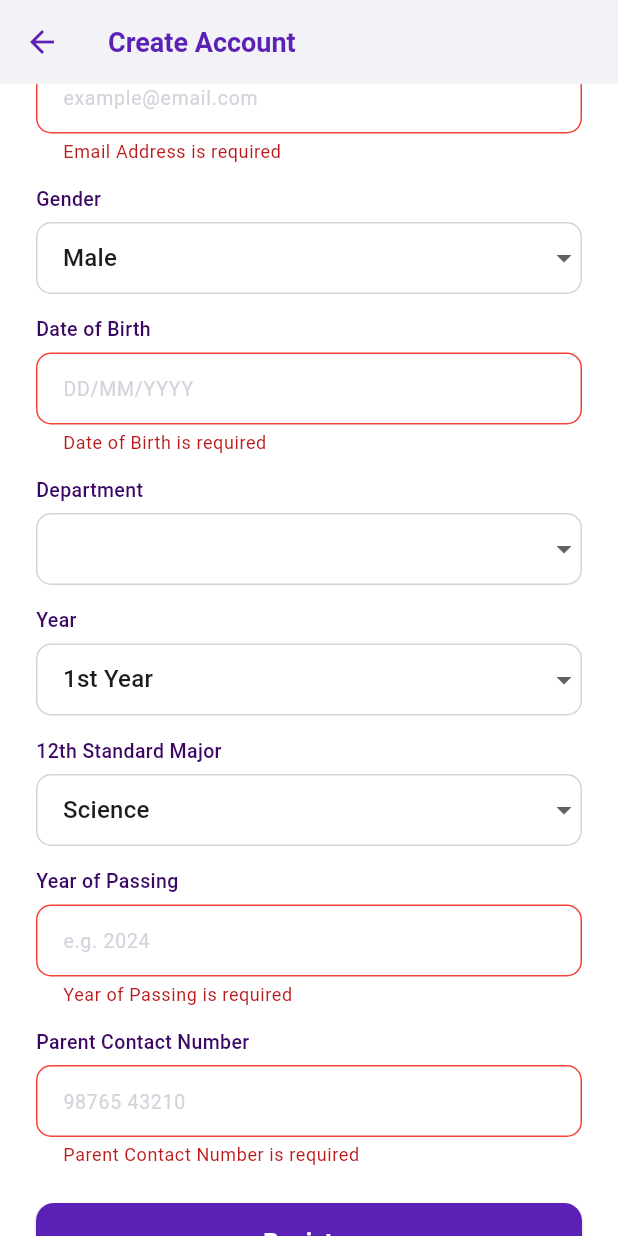
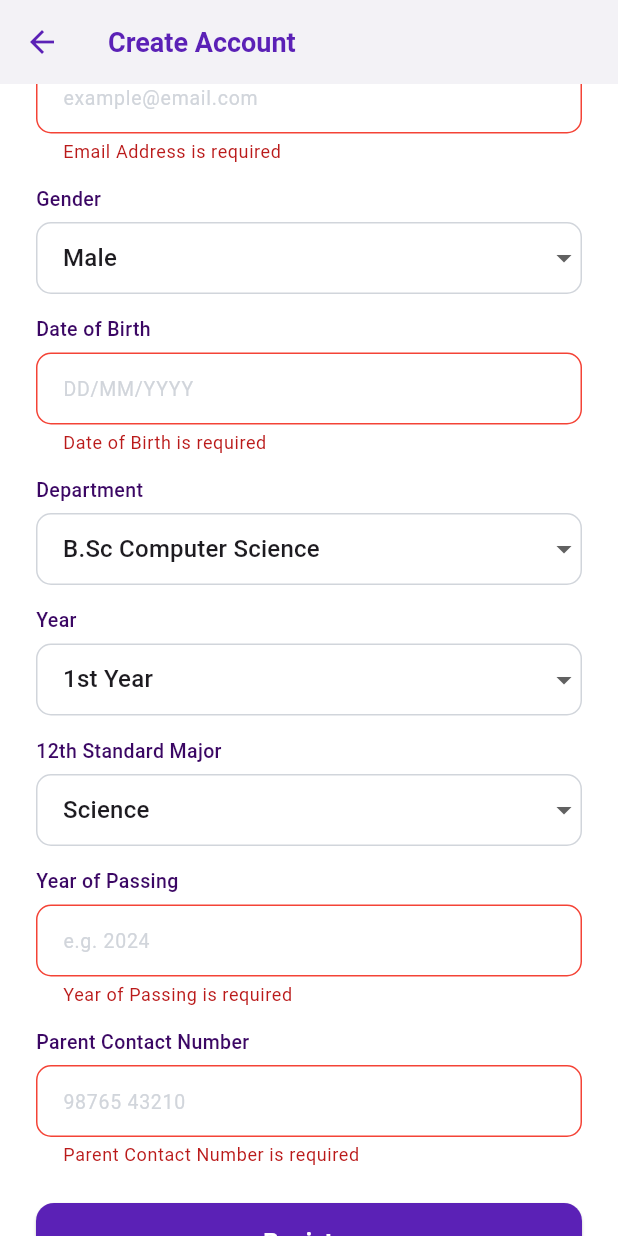
Before and after one commit to muhammedfahim438-ctrl/unipath, a Flutter app: the RegisterScreen screen opened directly, scrolled down 330 dp, after a tap on "Register", on a phone screen of 412 x 824 dp. Run offline on Flutter 3.47's test engine with Material 3 defaults, Android fonts, the phone set to English and light mode, and no system bars; our stand-ins replace cloud_firestore, firebase_auth, firebase_core, shared_preferences; accounts and stored records are empty.

Commit message:
Auth flow complete - Register, Login, OTP, Profile, Departments updated

```diff
--- a/lib/screens/register_screen.dart
+++ b/lib/screens/register_screen.dart
@@ -19,13 +19,12 @@ class _RegisterScreenState extends State<RegisterScreen> {
   final _yearOfPassingController = TextEditingController();
 
   String _selectedGender = 'Male';
-  String _selectedDepartment = 'Computer Science';
+  String _selectedDepartment = 'B.Sc Computer Science';
   String _selectedYear = '1st Year';
   String _selected12thMajor = 'Science';
   bool _isLoading = false;
 
   final List<String> _genders = ['Male', 'Female', 'Other'];
-
 
   final List<String> _departments = [
     // School of Commerce
@@ -72,9 +71,11 @@ final List<String> _departments = [
     'B.A English Literature',
     'Master of Social Work',
   ];
+
   final List<String> _years = [
     '1st Year', '2nd Year', '3rd Year', '4th Year'
   ];
+
   final List<String> _majors = [
     'Science', 'Commerce', 'Arts', 'Vocational'
   ];
@@ -95,18 +96,17 @@ final List<String> _departments = [
     setState(() => _isLoading = true);
 
     try {
-      // Check duplicate mobile
       final exists = await AuthService.isMobileRegistered(
           _phoneController.text.trim());
       if (exists) {
         if (mounted) {
           setState(() => _isLoading = false);
-          _showError('This mobile number is already registered! Please login.');
+          _showError(
+              'This mobile number is already registered! Please login.');
         }
         return;
       }
 
-      // Register student
       await AuthService.registerStudent(
         mobile: _phoneController.text.trim(),
         name: _nameController.text.trim(),
@@ -122,7 +122,29 @@ final List<String> _departments = [
 
       if (mounted) {
         setState(() => _isLoading = false);
-        // Show success then go to login
+        _showSuccessDialog();
+      }
+    } catch (e) {
+      if (mounted) {
+        setState(() => _isLoading = false);
+        _showError(e.toString().replaceAll('Exception: ', ''));
+      }
+    }
+  }
+
+  void _showError(String message) {
+    ScaffoldMessenger.of(context).showSnackBar(
+      SnackBar(
+        content: Text(message),
+        backgroundColor: Colors.red,
+        behavior: SnackBarBehavior.floating,
+        shape: RoundedRectangleBorder(
+            borderRadius: BorderRadius.circular(10)),
+      ),
+    );
+  }
+
+  void _showSuccessDialog() {
     showDialog(
       context: context,
       barrierDismissible: false,
@@ -164,13 +186,15 @@ final List<String> _departments = [
                   Navigator.pushReplacement(
                     context,
                     MaterialPageRoute(
-                            builder: (context) => const LoginScreen()),
+                        builder: (context) =>
+                            const LoginScreen()),
                   );
                 },
                 style: ElevatedButton.styleFrom(
                   backgroundColor: const Color(0xFF5B21B6),
                   shape: RoundedRectangleBorder(
-                          borderRadius: BorderRadius.circular(10)),
+                      borderRadius:
+                          BorderRadius.circular(10)),
                 ),
                 child: const Text('Go to Login',
                     style: TextStyle(color: Colors.white)),
@@ -178,25 +202,6 @@ final List<String> _departments = [
             )
           ],
         ),
-          ),
-        );
-      }
-    } catch (e) {
-      if (mounted) {
-        setState(() => _isLoading = false);
-        _showError(e.toString().replaceAll('Exception: ', ''));
-      }
-    }
-  }
-
-  void _showError(String message) {
-    ScaffoldMessenger.of(context).showSnackBar(
-      SnackBar(
-        content: Text(message),
-        backgroundColor: Colors.red,
-        behavior: SnackBarBehavior.floating,
-        shape: RoundedRectangleBorder(
-            borderRadius: BorderRadius.circular(10)),
       ),
     );
   }
@@ -221,9 +226,20 @@ final List<String> _departments = [
           controller: controller,
           keyboardType: type,
           validator: (v) {
-            if (v == null || v.isEmpty) return '$label is required';
+            if (v == null || v.isEmpty) {
+              return '$label is required';
+            }
+            if (fieldType == 'name') {
+              if (v.length < 3) {
+                return 'Name must be at least 3 characters';
+              }
+              if (!RegExp(r'^[a-zA-Z\s]+$').hasMatch(v)) {
+                return 'Name must contain only letters';
+              }
+            }
             if (fieldType == 'email') {
-              if (!RegExp(r'^[\w-\.]+@([\w-]+\.)+[\w-]{2,4}$')
+              if (!RegExp(
+                      r'^[\w-\.]+@([\w-]+\.)+[\w-]{2,4}$')
                   .hasMatch(v)) {
                 return 'Enter a valid email (must contain @)';
               }
@@ -241,7 +257,8 @@ final List<String> _departments = [
               }
             }
             if (fieldType == 'dob') {
-              if (!RegExp(r'^\d{2}/\d{2}/\d{4}$').hasMatch(v)) {
+              if (!RegExp(r'^\d{2}/\d{2}/\d{4}$')
+                  .hasMatch(v)) {
                 return 'Enter date as DD/MM/YYYY';
               }
             }
@@ -253,12 +270,6 @@ final List<String> _departments = [
               final yr = int.tryParse(v);
               if (yr == null || yr < 1990 || yr > 2030) {
                 return 'Enter a year between 1990 and 2030';
-              }
-            }
-            if (fieldType == 'name') {
-              if (v.length < 3) return 'Name must be at least 3 characters';
-              if (!RegExp(r'^[a-zA-Z\s]+$').hasMatch(v)) {
-                return 'Name must contain only letters';
               }
             }
             return null;
@@ -281,12 +292,13 @@ final List<String> _departments = [
             ),
             errorBorder: OutlineInputBorder(
               borderRadius: BorderRadius.circular(10),
-              borderSide: const BorderSide(color: Colors.red),
+              borderSide:
+                  const BorderSide(color: Colors.red),
             ),
             focusedErrorBorder: OutlineInputBorder(
               borderRadius: BorderRadius.circular(10),
-              borderSide:
-                  const BorderSide(color: Colors.red, width: 2),
+              borderSide: const BorderSide(
+                  color: Colors.red, width: 2),
             ),
           ),
         ),
@@ -312,8 +324,12 @@ final List<String> _departments = [
         const SizedBox(height: 6),
         DropdownButtonFormField<String>(
           initialValue: value,
+          isExpanded: true,
           items: items
-              .map((e) => DropdownMenuItem(value: e, child: Text(e)))
+              .map((e) => DropdownMenuItem(
+                  value: e,
+                  child: Text(e,
+                      overflow: TextOverflow.ellipsis)))
               .toList(),
           onChanged: onChanged,
           decoration: InputDecoration(
@@ -351,8 +367,11 @@ final List<String> _departments = [
           keyboardType: TextInputType.phone,
           maxLength: 10,
           validator: (v) {
-            if (v == null || v.isEmpty) return 'Mobile number is required';
-            if (v.length != 10 || !RegExp(r'^[0-9]+$').hasMatch(v)) {
+            if (v == null || v.isEmpty) {
+              return 'Mobile number is required';
+            }
+            if (v.length != 10 ||
+                !RegExp(r'^[0-9]+$').hasMatch(v)) {
               return 'Enter valid 10-digit mobile number';
             }
             return null;
@@ -368,8 +387,8 @@ final List<String> _departments = [
               child: const Text('🇮🇳 +91',
                   style: TextStyle(fontSize: 14)),
             ),
-            prefixIconConstraints:
-                const BoxConstraints(minWidth: 0, minHeight: 0),
+            prefixIconConstraints: const BoxConstraints(
+                minWidth: 0, minHeight: 0),
             enabledBorder: OutlineInputBorder(
               borderRadius: BorderRadius.circular(10),
               borderSide:
@@ -382,12 +401,13 @@ final List<String> _departments = [
             ),
             errorBorder: OutlineInputBorder(
               borderRadius: BorderRadius.circular(10),
-              borderSide: const BorderSide(color: Colors.red),
+              borderSide:
+                  const BorderSide(color: Colors.red),
             ),
             focusedErrorBorder: OutlineInputBorder(
               borderRadius: BorderRadius.circular(10),
-              borderSide:
-                  const BorderSide(color: Colors.red, width: 2),
+              borderSide: const BorderSide(
+                  color: Colors.red, width: 2),
             ),
           ),
         ),
@@ -423,53 +443,80 @@ final List<String> _departments = [
             children: [
               const Text('Fill in your details',
                   style: TextStyle(
-                      fontSize: 14, color: Color(0xFF6B7280))),
+                      fontSize: 14,
+                      color: Color(0xFF6B7280))),
               const SizedBox(height: 24),
 
-              _buildTextField('Full Name', _nameController,
-                  fieldType: 'name', hint: 'Enter your full name'),
+              _buildTextField(
+                'Full Name',
+                _nameController,
+                fieldType: 'name',
+                hint: 'Enter your full name',
+              ),
 
               _buildPhoneField(),
 
-              _buildTextField('Email Address', _emailController,
+              _buildTextField(
+                'Email Address',
+                _emailController,
                 type: TextInputType.emailAddress,
                 fieldType: 'email',
-                  hint: 'example@email.com'),
+                hint: 'example@email.com',
+              ),
 
-              _buildDropdown('Gender', _selectedGender, _genders,
-                  (v) => setState(() => _selectedGender = v!)),
+              _buildDropdown(
+                'Gender',
+                _selectedGender,
+                _genders,
+                (v) => setState(() => _selectedGender = v!),
+              ),
 
               _buildTextField(
-                  'Date of Birth', _dobController,
-                  fieldType: 'dob', hint: 'DD/MM/YYYY'),
+                'Date of Birth',
+                _dobController,
+                fieldType: 'dob',
+                hint: 'DD/MM/YYYY',
+              ),
 
               _buildDropdown(
                 'Department',
                 _selectedDepartment,
                 _departments,
-                  (v) => setState(() => _selectedDepartment = v!)),
+                (v) => setState(
+                    () => _selectedDepartment = v!),
+              ),
 
-              _buildDropdown('Year', _selectedYear, _years,
-                  (v) => setState(() => _selectedYear = v!)),
+              _buildDropdown(
+                'Year',
+                _selectedYear,
+                _years,
+                (v) =>
+                    setState(() => _selectedYear = v!),
+              ),
 
               _buildDropdown(
                 '12th Standard Major',
                 _selected12thMajor,
                 _majors,
-                  (v) => setState(() => _selected12thMajor = v!)),
+                (v) => setState(
+                    () => _selected12thMajor = v!),
+              ),
 
               _buildTextField(
-                  'Year of Passing', _yearOfPassingController,
+                'Year of Passing',
+                _yearOfPassingController,
                 type: TextInputType.number,
                 fieldType: 'year',
-                  hint: 'e.g. 2024'),
+                hint: 'e.g. 2024',
+              ),
 
               _buildTextField(
                 'Parent Contact Number',
                 _parentContactController,
                 type: TextInputType.phone,
                 fieldType: 'parentPhone',
-                  hint: '98765 43210'),
+                hint: '98765 43210',
+              ),
 
               const SizedBox(height: 10),
 
@@ -479,9 +526,11 @@ final List<String> _departments = [
                 child: ElevatedButton(
                   onPressed: _isLoading ? null : _register,
                   style: ElevatedButton.styleFrom(
-                    backgroundColor: const Color(0xFF5B21B6),
+                    backgroundColor:
+                        const Color(0xFF5B21B6),
                     shape: RoundedRectangleBorder(
-                        borderRadius: BorderRadius.circular(12)),
+                        borderRadius:
+                            BorderRadius.circular(12)),
                   ),
                   child: _isLoading
                       ? const CircularProgressIndicator(
@@ -490,20 +539,24 @@ final List<String> _departments = [
                           style: TextStyle(
                               fontSize: 16,
                               color: Colors.white,
-                              fontWeight: FontWeight.w600)),
+                              fontWeight:
+                                  FontWeight.w600)),
                 ),
               ),
               const SizedBox(height: 16),
+
               Row(
                 mainAxisAlignment: MainAxisAlignment.center,
                 children: [
                   const Text('Already have an account? ',
-                      style: TextStyle(color: Color(0xFF6B7280))),
+                      style: TextStyle(
+                          color: Color(0xFF6B7280))),
                   GestureDetector(
                     onTap: () => Navigator.pushReplacement(
                       context,
                       MaterialPageRoute(
-                          builder: (context) => const LoginScreen()),
+                          builder: (context) =>
+                              const LoginScreen()),
                     ),
                     child: const Text('Login',
                         style: TextStyle(
```
Also changed, not shown: lib/screens/profile_screen.dart (+112 -123 lines), lib/services/auth_service.dart (+43 -59 lines). Lines whose indentation alone changed are shown as unchanged.
